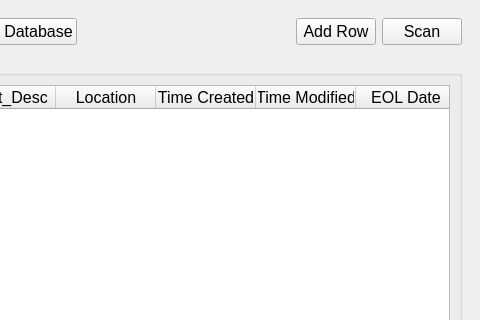
First picture: the form in ScannerInterfaceApp/ScannerApp/UI_Files/MainAppUI.ui, repository Solomin0/Capstone, before the edit; both pictures show x 175 to 655 and y 0 to 320 of the 655 by 455 pixel window.
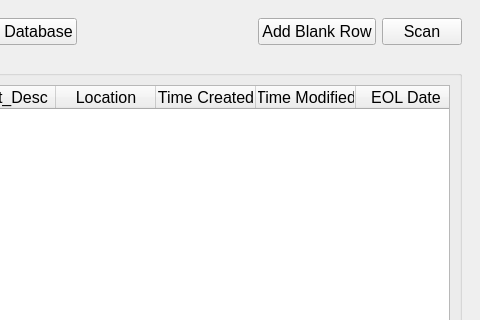
Second picture: the form after the edit. Custom widgets are drawn as their Qt base class.

Patch:
```diff
--- a/ScannerInterfaceApp/ScannerApp/UI_Files/MainAppUI.ui
+++ b/ScannerInterfaceApp/ScannerApp/UI_Files/MainAppUI.ui
@@ -344,7 +344,7 @@
           <item>
            <widget class="PushButton" name="vs_add_row_btn">
             <property name="text">
-             <string>Add Row</string>
+             <string>Add Blank Row</string>
             </property>
            </widget>
           </item>
```
